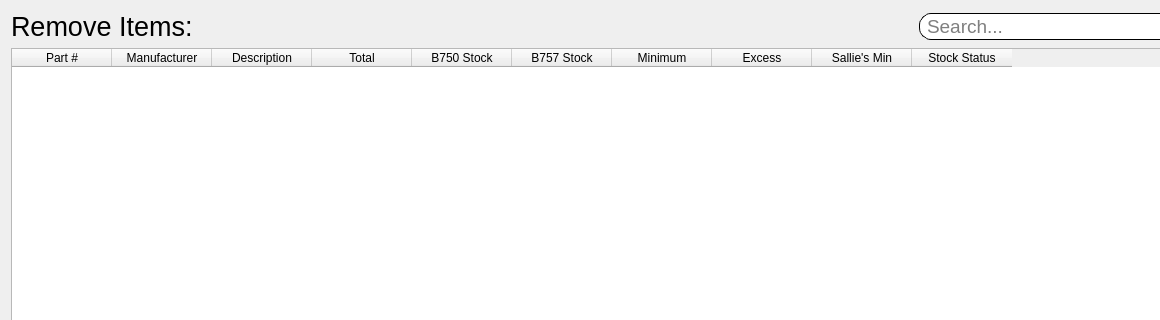
Before: the Qt Designer form ui/remove.ui in pcdshub/stock-management, drawn with Qt 5; both pictures show x 0 to 1160 and y 0 to 320 of the 1276 by 791 pixel window.
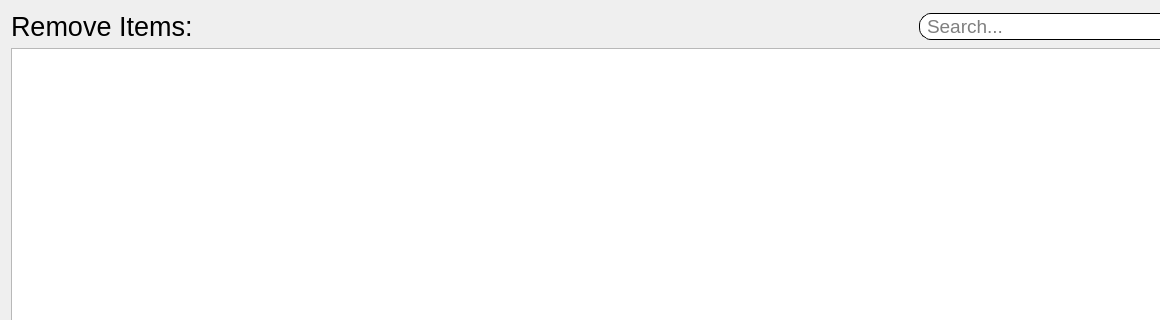
After: the same form once the commit is applied.

```diff
--- a/ui/remove.ui
+++ b/ui/remove.ui
@@ -74,79 +74,7 @@
     </layout>
    </item>
    <item>
-    <widget class="QTableWidget" name="table">
-     <property name="sizePolicy">
-      <sizepolicy hsizetype="Expanding" vsizetype="Expanding">
-       <horstretch>0</horstretch>
-       <verstretch>0</verstretch>
-      </sizepolicy>
-     </property>
-     <property name="maximumSize">
-      <size>
-       <width>16777215</width>
-       <height>16777215</height>
-      </size>
-     </property>
-     <property name="showGrid">
-      <bool>true</bool>
-     </property>
-     <property name="sortingEnabled">
-      <bool>true</bool>
-     </property>
-     <property name="rowCount">
-      <number>0</number>
-     </property>
-     <column>
-      <property name="text">
-       <string>Part #</string>
-      </property>
-     </column>
-     <column>
-      <property name="text">
-       <string>Manufacturer</string>
-      </property>
-     </column>
-     <column>
-      <property name="text">
-       <string>Description</string>
-      </property>
-     </column>
-     <column>
-      <property name="text">
-       <string>Total</string>
-      </property>
-     </column>
-     <column>
-      <property name="text">
-       <string>B750 Stock</string>
-      </property>
-     </column>
-     <column>
-      <property name="text">
-       <string>B757 Stock</string>
-      </property>
-     </column>
-     <column>
-      <property name="text">
-       <string>Minimum</string>
-      </property>
-     </column>
-     <column>
-      <property name="text">
-       <string>Excess</string>
-      </property>
-     </column>
-     <column>
-      <property name="text">
-       <string>Sallie's Min</string>
-      </property>
-     </column>
-     <column>
-      <property name="text">
-       <string>Stock Status</string>
-      </property>
-     </column>
-    </widget>
+    <widget class="QTableView" name="table"/>
    </item>
   </layout>
  </widget>
```
